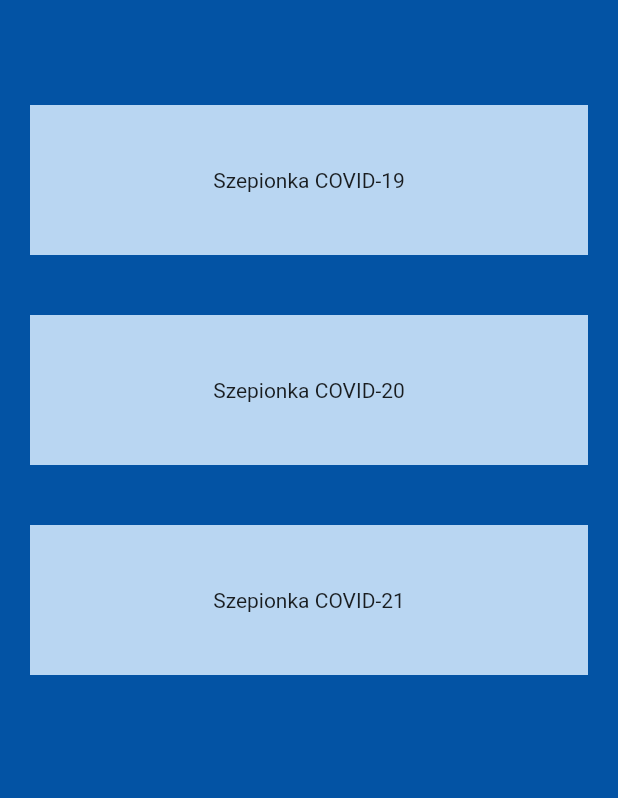
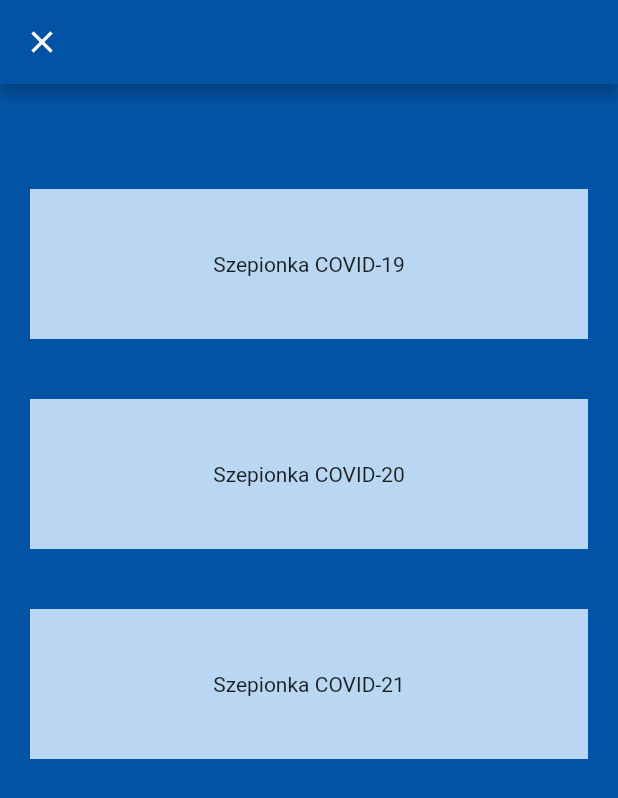
Before and after one commit to Luxio1/mszczepienia_client, a Flutter app: the NewAppointmentScreen screen opened directly, on a phone screen of 412 x 824 dp. Shown: the top 798 px of the screen. Run offline on Flutter 3.47's test engine with Material 2 defaults, Android fonts, the phone set to English and light mode, and no system bars; our stand-ins replace flutter_secure_storage, responsive_grid; accounts and stored records are empty.

Commit message:
Separate Profile and User for future possibility to add child accounts. Add saving accessToken and other account info. Add showing proper information about User in Profile Screen.

```diff
--- a/lib/main.dart
+++ b/lib/main.dart
@@ -5,7 +5,9 @@ import 'package:provider/provider.dart';
 import 'helpers/mycolors.dart';
 import 'models/models.dart';
 import 'navigation/app_router.dart';
-import 'screens/screens.dart';
+import '../user_screens/screens.dart';
+import 'package:flutter_secure_storage/flutter_secure_storage.dart';
+
 void main() {
   runApp(
       const MyApp(),
@@ -40,6 +42,8 @@ class _AppState extends State<MyApp> {
     super.initState();
   }
 
+  late final String jwt;
+
   @override
   Widget build(BuildContext context) {
     return MultiProvider(
--- a/lib/models/models.dart
+++ b/lib/models/models.dart
@@ -2,5 +2,7 @@ export 'app_state_manager.dart';
 export 'appointment.dart';
 export 'profile_manager.dart';
 export 'user.dart';
+export 'profile.dart';
 export 'pages.dart';
 export 'registration_manager.dart';
+export 'appointments_manager.dart';
--- /dev/null
+++ b/lib/models/profile.dart
@@ -0,0 +1,28 @@
+import 'package:mszczepienia_client/models/models.dart';
+
+class Profile {
+  final int id;
+  final String email;
+  final String accessToken; //TODO: keep accessToken in flutter_secure_storage for better safery
+  final List<dynamic> roles;
+
+  List<User> users;
+
+  Profile({
+    required this.id,
+    required this.email,
+    required this.accessToken,
+    required this.roles,
+    required this.users,
+  });
+
+  factory Profile.fromJson(Map<String, dynamic> json, List<User> users) {
+    return Profile(
+      id: json['id'] as int,
+      email: json['email'] as String,
+      accessToken: json['accessToken'] as String,
+      roles: json['roles'] as List<dynamic>,
+      users: users,
+    );
+  }
+}
--- a/lib/models/profile_manager.dart
+++ b/lib/models/profile_manager.dart
@@ -1,20 +1,51 @@
 import 'package:flutter/material.dart';
 
 import 'models.dart';
+import '../services/api_service.dart';
 
 class ProfileManager extends ChangeNotifier {
-  User get getUser => User(
-    firstName: 'Tomasz',
-    lastName: 'Siemasz',
-    role: 'patient',
-  );
+  late Profile profile;
 
-  bool get didSelectUser => _didSelectUser;
+  Profile get getProfile => profile;
 
-  var _didSelectUser = false;
+  bool get didSelectUser => _didSelectProfile;
+
+
+  var _loggedIn = false;
+  var _didSelectProfile = false;
+
+  bool get isLoggedIn => _loggedIn;
 
   void tapOnProfile(bool selected) {
-    _didSelectUser = selected;
+    _didSelectProfile = selected;
     notifyListeners();
   }
+
+  void setUser(User user){
+    user = user;
+  }
+
+
+  void register(String name, String surname, String id, String email, String password) {
+    APIService.register(name, surname, id, email, password);
+
+  }
+
+  void login(String email, String password) async {
+    Profile? profile = await APIService.login(email, password);
+    if(profile != null){
+      _loggedIn = true;
+      this.profile = profile;
+      notifyListeners();
+    } else {
+      throw "Couldn't log in";
+    }
+  }
+
+  void logout() {
+    _loggedIn = false;
+    //TODO: Delete saved user data
+    notifyListeners();
+  }
+
 }
--- a/lib/models/user.dart
+++ b/lib/models/user.dart
@@ -1,13 +1,22 @@
 class User {
   final String firstName;
   final String lastName;
-  final String role;
-
-  //TODO: Change variables when database is ready
+  final String pesel;
+  final bool mainProfile; //TODO: change type
 
   User({
     required this.firstName,
     required this.lastName,
-    required this.role,
+    required this.pesel,
+    required this.mainProfile,
   });
+
+  factory User.fromJson(Map<String, dynamic> json) {
+    return User(
+      firstName: json['firstName'] as String,
+      lastName: json['lastName'] as String,
+      pesel: json['pesel'] as String,
+      mainProfile: json['mainProfile'] as bool,
+    );
+  }
 }
--- a/lib/screens/new_appointment_screen.dart
+++ /dev/null
@@ -1,76 +0,0 @@
-import 'package:flutter/material.dart';
-import 'package:mszczepienia_client/helpers/mycolors.dart';
-import '../models/pages.dart';
-import 'package:responsive_grid/responsive_grid.dart';
-
-class NewAppointmentScreen extends StatefulWidget {
-
-  static MaterialPage page() {
-    return MaterialPage(
-        name: Pages.newAppointment,
-        key: ValueKey(Pages.newAppointment),
-        child: const NewAppointmentScreen()
-    );
-  }
-
-  const NewAppointmentScreen({Key? key}) : super(key: key);
-
-  @override
-  State<StatefulWidget> createState()  => _NewAppointmentState();
-}
-
-class _NewAppointmentState extends State<NewAppointmentScreen> {
-
-  @override
-  Widget build(BuildContext context) {
-    return Scaffold(
-      backgroundColor: MyColors.blue,
-      body: Container(
-        margin: const EdgeInsets.symmetric(vertical: 50.0),
-        child: ResponsiveGridRow(
-            children: [
-              ResponsiveGridCol(
-                xs: 12,
-                lg: 6,
-                child: Container(
-                  margin: const EdgeInsets.all(20.0),
-                  height: 100,
-                  alignment: Alignment(0, 0),
-                  color: MyColors.lightBlue,
-                  child: Text("Szepionka COVID-19"),
-                ),
-
-              ),
-              ResponsiveGridCol(
-                xs: 12,
-                lg: 6,
-                child: Container(
-                  margin: const EdgeInsets.all(20.0),
-                  height: 100,
-                  alignment: Alignment(0, 0),
-                  color: MyColors.lightBlue,
-                  child: Text("Szepionka COVID-20"),
-                ),
-
-              ),
-              ResponsiveGridCol(
-                xs: 12,
-                lg: 6,
-                child: Container(
-                  margin: const EdgeInsets.all(20.0),
-                  height: 100,
-                  alignment: Alignment(0, 0),
-                  color: MyColors.lightBlue,
-                  child: Text("Szepionka COVID-21"),
-                ),
-
-              ),
-
-            ]
-        )
-      ),
-    );
-
-  }
-
-}
--- a/lib/screens/login_page.dart
+++ b/lib/user_screens/login_page.dart
@@ -3,7 +3,7 @@ import 'dart:developer';
 
 import 'package:flutter/cupertino.dart';
 import 'package:flutter/material.dart';
-import 'package:mszczepienia_client/screens/screens.dart';
+import '../user_screens/screens.dart';
 
 import '../helpers/mycolors.dart';
 import 'package:http/http.dart' as http;
@@ -138,7 +138,7 @@ class _LoginPageState extends State<LoginPage> {
                             shape: const StadiumBorder()
                         ),
                         onPressed: ()  async {
-                          Provider.of<AppStateManager>(context, listen: false).login(emailController.text, passwordController.text);
+                          Provider.of<ProfileManager>(context, listen: false). login(emailController.text, passwordController.text);
                           //TODO: Check login() response
                         },
                         child: const Text("Zaloguj", style: TextStyle(fontSize: 14))
--- /dev/null
+++ b/lib/user_screens/new_appointment_screen.dart
@@ -0,0 +1,88 @@
+import 'package:flutter/material.dart';
+import 'package:mszczepienia_client/helpers/mycolors.dart';
+import '../models/pages.dart';
+import 'package:responsive_grid/responsive_grid.dart';
+import 'package:provider/provider.dart';
+import '../models/models.dart';
+
+class NewAppointmentScreen extends StatefulWidget {
+
+  static MaterialPage page() {
+    return MaterialPage(
+        name: Pages.newAppointment,
+        key: ValueKey(Pages.newAppointment),
+        child: const NewAppointmentScreen()
+    );
+  }
+
+  const NewAppointmentScreen({Key? key}) : super(key: key);
+
+  @override
+  State<StatefulWidget> createState()  => _NewAppointmentState();
+}
+
+class _NewAppointmentState extends State<NewAppointmentScreen> {
+
+  @override
+  Widget build(BuildContext context) {
+    return Scaffold(
+      appBar: AppBar(
+        backgroundColor: MyColors.blue,
+        leading: IconButton(
+          icon: const Icon(Icons.close),
+          onPressed: () {
+            Provider.of<AppointmentsManager>(context, listen: false)
+                .tapOnCreateNewItem(false);
+          },
+        ),
+      ),
+      backgroundColor: MyColors.blue,
+      body: Container(
+          margin: const EdgeInsets.symmetric(vertical: 50.0),
+          child: ResponsiveGridRow(
+              children: [
+                ResponsiveGridCol(
+                  xs: 12,
+                  lg: 6,
+                  child: Container(
+                    margin: const EdgeInsets.all(20.0),
+                    height: 100,
+                    alignment: Alignment(0, 0),
+                    color: MyColors.lightBlue,
+                    child: Text("Szepionka COVID-19"),
+                  ),
+
+                ),
+                ResponsiveGridCol(
+                  xs: 12,
+                  lg: 6,
+                  child: Container(
+                    margin: const EdgeInsets.all(20.0),
+                    height: 100,
+                    alignment: Alignment(0, 0),
+                    color: MyColors.lightBlue,
+                    child: Text("Szepionka COVID-20"),
+                  ),
+
+                ),
+                ResponsiveGridCol(
+                  xs: 12,
+                  lg: 6,
+                  child: Container(
+                    margin: const EdgeInsets.all(20.0),
+                    height: 100,
+                    alignment: Alignment(0, 0),
+                    color: MyColors.lightBlue,
+                    child: Text("Szepionka COVID-21"),
+                  ),
+
+                ),
+
+              ]
+          )
+      ),
+    );
+
+  }
+
+}
--- a/lib/screens/register.dart
+++ b/lib/user_screens/register.dart
@@ -2,7 +2,7 @@ import 'dart:convert';
 
 import 'package:flutter/cupertino.dart';
 import 'package:flutter/material.dart';
-import 'package:mszczepienia_client/screens/screens.dart';
+import '../user_screens/screens.dart';
 
 import '../helpers/mycolors.dart';
 import 'package:http/http.dart' as http;
@@ -159,7 +159,7 @@ class _RegisterPageState extends State<RegisterPage> {
                             shape: const StadiumBorder()
                         ),
                         onPressed: ()  async {
-                          Provider.of<AppStateManager>(context, listen: false).register(
+                          Provider.of<ProfileManager>(context, listen: false).register(
                             nameController.text,
                             surnameController.text,
                             idController.text,
--- a/pubspec.yaml
+++ b/pubspec.yaml
@@ -33,11 +33,12 @@ dependencies:
 
   # The following adds the Cupertino Icons font to your application.
   # Use with the CupertinoIcons class for iOS style icons.
-  cupertino_icons: ^1.0.2
+  cupertino_icons: ^1.0.4
   http: ^0.13.4
   provider: ^6.0.1
-  smooth_page_indicator: ^0.2.3
+  smooth_page_indicator: ^1.0.0+2
   responsive_grid: ^2.0.0
+  flutter_secure_storage: ^5.0.2
 
 dev_dependencies:
   flutter_test:
```
Also changed, not shown: lib/models/app_state_manager.dart (+1 -27 lines), lib/navigation/app_router.dart (+6 -6 lines), lib/services/api_service.dart (+40 -7 lines), lib/user_screens/profile_screen.dart (renamed from lib/screens/profile_screen.dart, +16 -7 lines), lib/institution_screens/home.dart (added), lib/user_screens/appointments_history.dart (renamed from lib/screens/appointments_history.dart), lib/user_screens/home.dart (renamed from lib/screens/home.dart), lib/user_screens/screens.dart (renamed from lib/screens/screens.dart), lib/user_screens/splash_screen.dart (renamed from lib/screens/splash_screen.dart), lib/user_screens/your_appointments.dart (renamed from lib/screens/your_appointments.dart), pubspec.lock, 2 other files.
